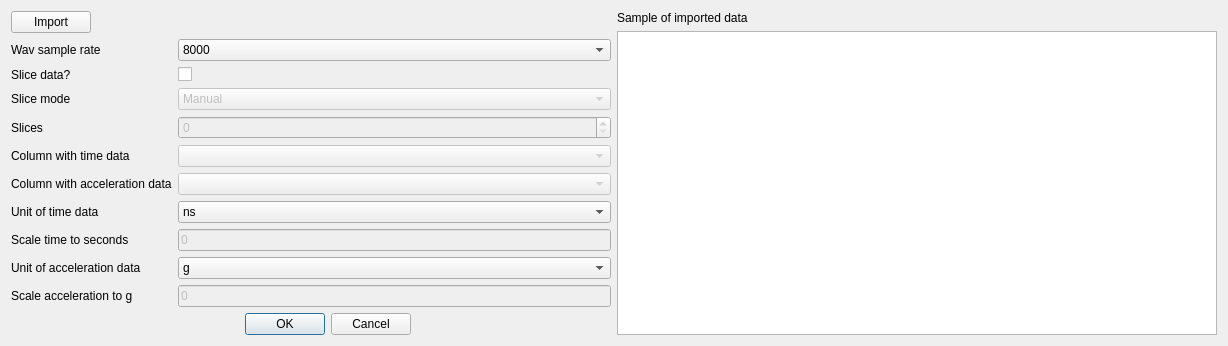
Before: the Qt Designer form PLAYPY/QTversion2/dialog_wavimport.ui in albinan/BRAVibration, drawn with Qt 5.
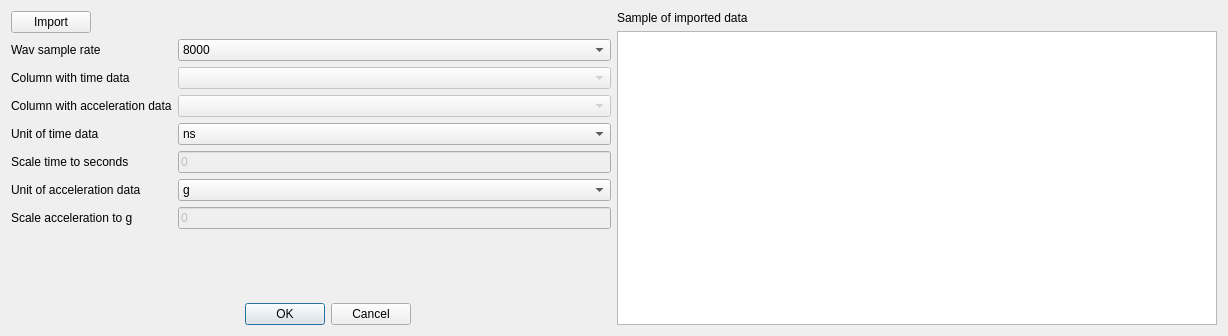
After: the same form once the commit is applied.

```diff
--- a/PLAYPY/QTversion2/dialog_wavimport.ui
+++ b/PLAYPY/QTversion2/dialog_wavimport.ui
@@ -111,96 +111,41 @@
           </widget>
          </item>
          <item row="1" column="0">
-          <widget class="QLabel" name="slice_label">
-           <property name="text">
-            <string>Slice data?</string>
-           </property>
-          </widget>
-         </item>
-         <item row="1" column="1">
-          <widget class="QCheckBox" name="slice_check">
-           <property name="enabled">
-            <bool>true</bool>
-           </property>
-           <property name="text">
-            <string/>
-           </property>
-          </widget>
-         </item>
-         <item row="2" column="0">
-          <widget class="QLabel" name="sliceMode_label">
-           <property name="text">
-            <string>Slice mode</string>
-           </property>
-          </widget>
-         </item>
-         <item row="2" column="1">
-          <widget class="QComboBox" name="sliceMode_combo">
-           <property name="enabled">
-            <bool>false</bool>
-           </property>
-           <item>
-            <property name="text">
-             <string>Manual</string>
-            </property>
-           </item>
-           <item>
-            <property name="text">
-             <string>Automatic</string>
-            </property>
-           </item>
-          </widget>
-         </item>
-         <item row="3" column="0">
-          <widget class="QLabel" name="slices_label">
-           <property name="text">
-            <string>Slices</string>
-           </property>
-          </widget>
-         </item>
-         <item row="3" column="1">
-          <widget class="QSpinBox" name="slices_spin">
-           <property name="enabled">
-            <bool>false</bool>
-           </property>
-          </widget>
-         </item>
-         <item row="4" column="0">
           <widget class="QLabel" name="columTime_label">
            <property name="text">
             <string>Column with time data</string>
            </property>
           </widget>
          </item>
-         <item row="4" column="1">
+         <item row="1" column="1">
           <widget class="QComboBox" name="columnTime_combo">
            <property name="enabled">
             <bool>false</bool>
            </property>
           </widget>
          </item>
-         <item row="5" column="0">
+         <item row="2" column="0">
           <widget class="QLabel" name="columnAcc_label">
            <property name="text">
             <string>Column with acceleration data</string>
            </property>
           </widget>
          </item>
-         <item row="5" column="1">
+         <item row="2" column="1">
           <widget class="QComboBox" name="columnAcc_combo">
            <property name="enabled">
             <bool>false</bool>
            </property>
           </widget>
          </item>
-         <item row="6" column="0">
+         <item row="3" column="0">
           <widget class="QLabel" name="unitTime_label">
            <property name="text">
             <string>Unit of time data</string>
            </property>
           </widget>
          </item>
-         <item row="6" column="1">
+         <item row="3" column="1">
           <widget class="QComboBox" name="unitTime_combo">
            <item>
             <property name="text">
@@ -234,21 +179,31 @@
            </item>
           </widget>
          </item>
-         <item row="7" column="0">
+         <item row="4" column="0">
           <widget class="QLabel" name="scaleTime_label">
            <property name="text">
             <string>Scale time to seconds</string>
            </property>
           </widget>
          </item>
-         <item row="8" column="0">
+         <item row="4" column="1">
+          <widget class="QLineEdit" name="scaleTime_edit">
+           <property name="enabled">
+            <bool>false</bool>
+           </property>
+           <property name="text">
+            <string>0</string>
+           </property>
+          </widget>
+         </item>
+         <item row="5" column="0">
           <widget class="QLabel" name="unitAcc_label">
            <property name="text">
             <string>Unit of acceleration data</string>
            </property>
           </widget>
          </item>
-         <item row="8" column="1">
+         <item row="5" column="1">
           <widget class="QComboBox" name="unitAcc_combo">
            <item>
             <property name="text">
@@ -267,24 +222,14 @@
            </item>
           </widget>
          </item>
-         <item row="7" column="1">
-          <widget class="QLineEdit" name="scaleTime_edit">
-           <property name="enabled">
-            <bool>false</bool>
-           </property>
-           <property name="text">
-            <string>0</string>
-           </property>
-          </widget>
-         </item>
-         <item row="9" column="0">
+         <item row="6" column="0">
           <widget class="QLabel" name="scaleAcc_label">
            <property name="text">
             <string>Scale acceleration to g</string>
            </property>
           </widget>
          </item>
-         <item row="9" column="1">
+         <item row="6" column="1">
           <widget class="QLineEdit" name="scaleAcc_edit">
            <property name="enabled">
             <bool>false</bool>
```
